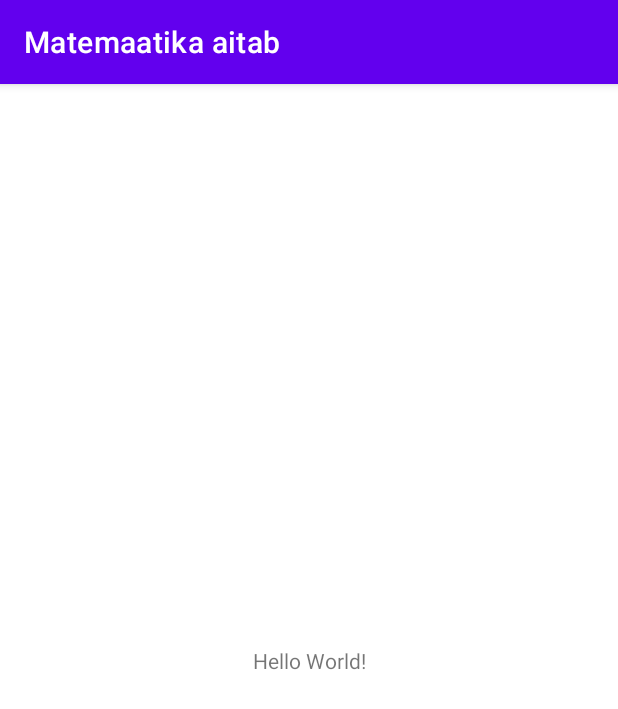
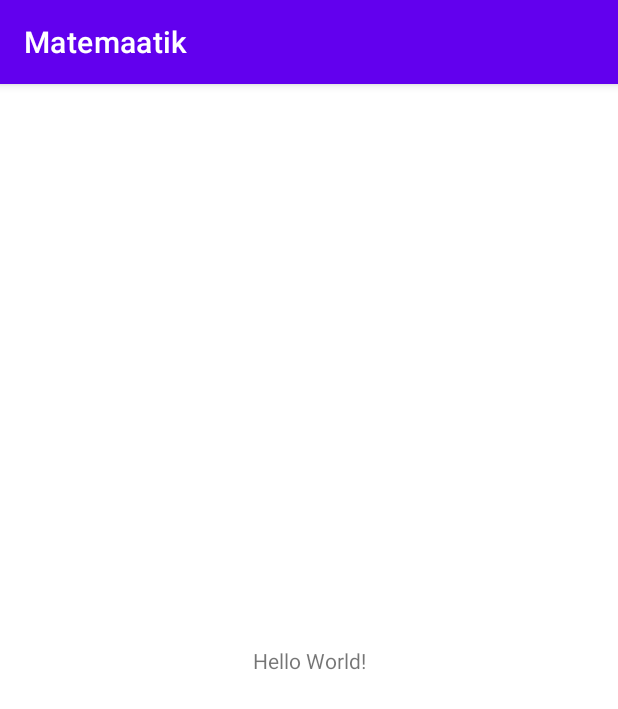
Before and after one commit to 35grain/matemaatik, an Android app: the screen it shows after launch (MainActivity), on a phone screen of 412 x 824 dp. Shown: the top 709 px of the screen. Run offline under Robolectric (Android 15) with nearby library versions, the phone set to English and light mode, and no system bars.

Commit message:
Project name in variables fixed

```diff
--- a/app/src/main/AndroidManifest.xml
+++ b/app/src/main/AndroidManifest.xml
@@ -8,7 +8,7 @@
         android:label="@string/app_name"
         android:roundIcon="@mipmap/ic_launcher_round"
         android:supportsRtl="true"
-        android:theme="@style/Theme.MatemaatikaAitab">
+        android:theme="@style/Theme.matemaatik">
         <activity android:name="com.example.matemaatik.MainActivity">
             <intent-filter>
                 <action android:name="android.intent.action.MAIN" />
--- a/app/src/main/res/values-night/themes.xml
+++ b/app/src/main/res/values-night/themes.xml
@@ -1,6 +1,6 @@
 <resources xmlns:tools="http://schemas.android.com/tools">
     <!-- Base application theme. -->
-    <style name="Theme.MatemaatikaAitab" parent="Theme.MaterialComponents.DayNight.DarkActionBar">
+    <style name="Theme.matemaatik" parent="Theme.MaterialComponents.DayNight.DarkActionBar">
         <!-- Primary brand color. -->
         <item name="colorPrimary">@color/purple_200</item>
         <item name="colorPrimaryVariant">@color/purple_700</item>
--- a/app/src/main/res/values/strings.xml
+++ b/app/src/main/res/values/strings.xml
@@ -1,3 +1,3 @@
 <resources>
-    <string name="app_name">Matemaatika aitab</string>
+    <string name="app_name">Matemaatik</string>
 </resources>
--- a/app/src/main/res/values/themes.xml
+++ b/app/src/main/res/values/themes.xml
@@ -1,6 +1,6 @@
 <resources xmlns:tools="http://schemas.android.com/tools">
     <!-- Base application theme. -->
-    <style name="Theme.MatemaatikaAitab" parent="Theme.MaterialComponents.DayNight.DarkActionBar">
+    <style name="Theme.matemaatik" parent="Theme.MaterialComponents.DayNight.DarkActionBar">
         <!-- Primary brand color. -->
         <item name="colorPrimary">@color/purple_500</item>
         <item name="colorPrimaryVariant">@color/purple_700</item>
```
